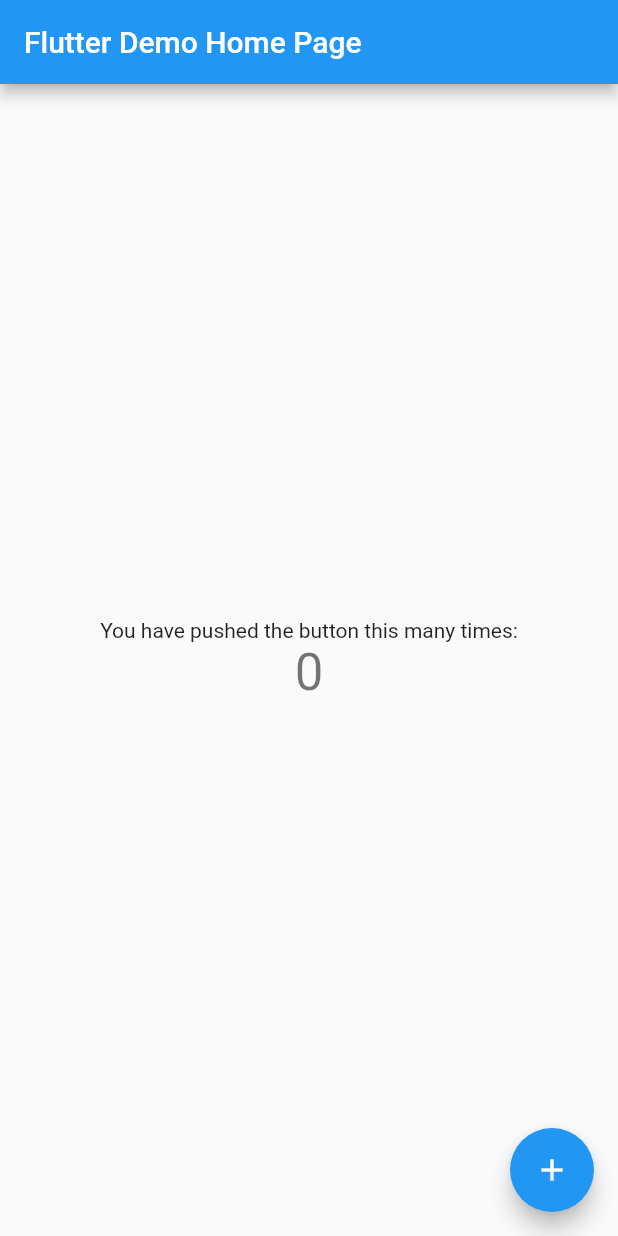
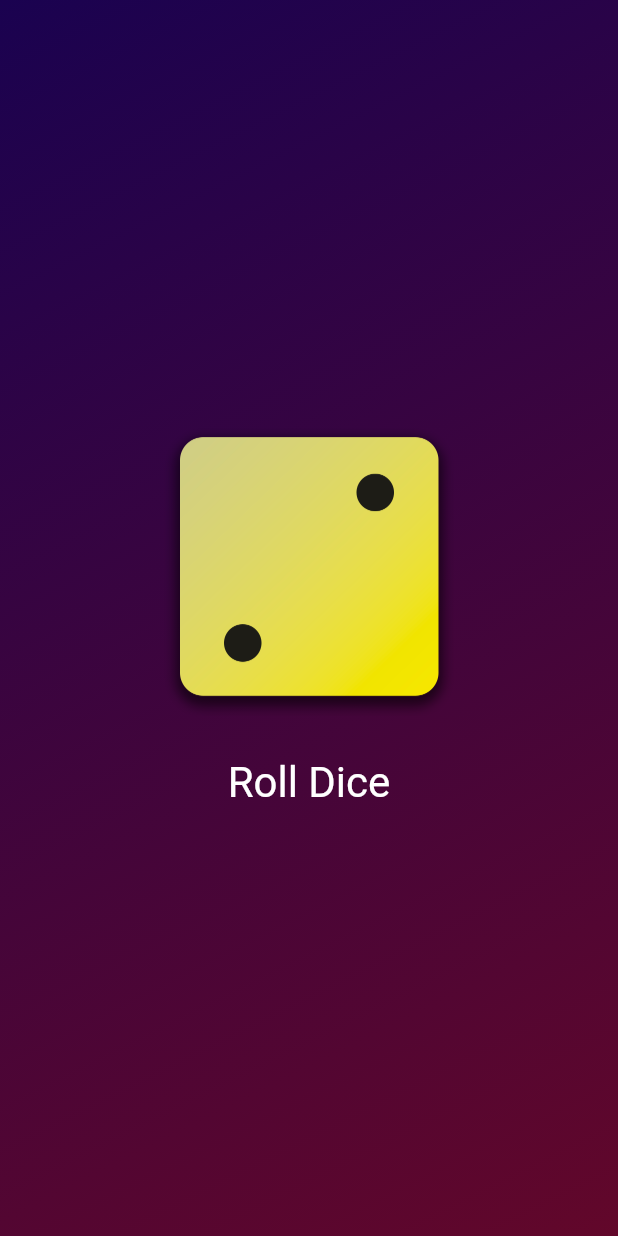
Before and after one commit to HappyFeed/roll_dice_app, a Flutter app: the screen it shows after launch, on a phone screen of 412 x 824 dp. Run offline on Flutter 3.47's test engine with Material 2 defaults, Android fonts, the phone set to English and light mode, and no system bars.

Commit message:
roll dice done

```diff
--- /dev/null
+++ b/lib/dice_roller.dart
@@ -0,0 +1,44 @@
+import 'package:flutter/material.dart';
+import 'dart:math';
+
+final randomizer = Random();
+
+class DiceRoller extends StatefulWidget {
+  const DiceRoller({super.key});
+
+  @override
+  State<DiceRoller> createState() => _DiceRollerState();
+}
+
+class _DiceRollerState extends State<DiceRoller> {
+  var activeDiceImage = 2;
+
+  void rollDice() {
+    setState(() {
+      activeDiceImage = randomizer.nextInt(6) + 1;
+    });
+  }
+
+  @override
+  Widget build(BuildContext context) {
+    return Column(
+      mainAxisSize: MainAxisSize.min,
+      children: [
+        Image.asset(
+          'assets/images/dice-$activeDiceImage.png',
+          width: 200,
+        ),
+        const SizedBox(
+          height: 20,
+        ),
+        TextButton(
+            onPressed: rollDice,
+            style: TextButton.styleFrom(
+              foregroundColor: Colors.white,
+              textStyle: const TextStyle(fontSize: 28),
+            ),
+            child: const Text('Roll Dice')),
+      ],
+    );
+  }
+}
--- /dev/null
+++ b/lib/gradient_container.dart
@@ -0,0 +1,27 @@
+import 'package:flutter/material.dart';
+import 'package:roll_dice_app/dice_roller.dart';
+
+const startAlignment = Alignment.topLeft;
+const endAlignment = Alignment.bottomRight;
+
+class GradientContainer extends StatelessWidget {
+  const GradientContainer({super.key, required this.colors});
+
+  final List<Color> colors;
+
+  @override
+  Widget build(context) {
+    return Container(
+      decoration: BoxDecoration(
+        gradient: LinearGradient(
+          colors: colors,
+          begin: startAlignment,
+          end: endAlignment,
+        ),
+      ),
+      child: Center(
+        child: DiceRoller(),
+      ),
+    );
+  }
+}
--- a/lib/main.dart
+++ b/lib/main.dart
@@ -1,115 +1,15 @@
 import 'package:flutter/material.dart';
+import 'package:roll_dice_app/gradient_container.dart';
 
 void main() {
-  runApp(const MyApp());
+  runApp(
+    const MaterialApp(
+      home: Scaffold(
+        body: GradientContainer(colors: [
+          Color.fromARGB(255, 26, 2, 80),
+          Color.fromARGB(255, 98, 7, 42)
+        ]),
+      ),
+    ),
+  );
 }
-
-class MyApp extends StatelessWidget {
-  const MyApp({super.key});
-
-  // This widget is the root of your application.
-  @override
-  Widget build(BuildContext context) {
-    return MaterialApp(
-      title: 'Flutter Demo',
-      theme: ThemeData(
-        // This is the theme of your application.
-        //
-        // Try running your application with "flutter run". You'll see the
-        // application has a blue toolbar. Then, without quitting the app, try
-        // changing the primarySwatch below to Colors.green and then invoke
-        // "hot reload" (press "r" in the console where you ran "flutter run",
-        // or simply save your changes to "hot reload" in a Flutter IDE).
-        // Notice that the counter didn't reset back to zero; the application
-        // is not restarted.
-        primarySwatch: Colors.blue,
-      ),
-      home: const MyHomePage(title: 'Flutter Demo Home Page'),
-    );
-  }
-}
-
-class MyHomePage extends StatefulWidget {
-  const MyHomePage({super.key, required this.title});
-
-  // This widget is the home page of your application. It is stateful, meaning
-  // that it has a State object (defined below) that contains fields that affect
-  // how it looks.
-
-  // This class is the configuration for the state. It holds the values (in this
-  // case the title) provided by the parent (in this case the App widget) and
-  // used by the build method of the State. Fields in a Widget subclass are
-  // always marked "final".
-
-  final String title;
-
-  @override
-  State<MyHomePage> createState() => _MyHomePageState();
-}
-
-class _MyHomePageState extends State<MyHomePage> {
-  int _counter = 0;
-
-  void _incrementCounter() {
-    setState(() {
-      // This call to setState tells the Flutter framework that something has
-      // changed in this State, which causes it to rerun the build method below
-      // so that the display can reflect the updated values. If we changed
-      // _counter without calling setState(), then the build method would not be
-      // called again, and so nothing would appear to happen.
-      _counter++;
-    });
-  }
-
-  @override
-  Widget build(BuildContext context) {
-    // This method is rerun every time setState is called, for instance as done
-    // by the _incrementCounter method above.
-    //
-    // The Flutter framework has been optimized to make rerunning build methods
-    // fast, so that you can just rebuild anything that needs updating rather
-    // than having to individually change instances of widgets.
-    return Scaffold(
-      appBar: AppBar(
-        // Here we take the value from the MyHomePage object that was created by
-        // the App.build method, and use it to set our appbar title.
-        title: Text(widget.title),
-      ),
-      body: Center(
-        // Center is a layout widget. It takes a single child and positions it
-        // in the middle of the parent.
-        child: Column(
-          // Column is also a layout widget. It takes a list of children and
-          // arranges them vertically. By default, it sizes itself to fit its
-          // children horizontally, and tries to be as tall as its parent.
-          //
-          // Invoke "debug painting" (press "p" in the console, choose the
-          // "Toggle Debug Paint" action from the Flutter Inspector in Android
-          // Studio, or the "Toggle Debug Paint" command in Visual Studio Code)
-          // to see the wireframe for each widget.
-          //
-          // Column has various properties to control how it sizes itself and
-          // how it positions its children. Here we use mainAxisAlignment to
-          // center the children vertically; the main axis here is the vertical
-          // axis because Columns are vertical (the cross axis would be
-          // horizontal).
-          mainAxisAlignment: MainAxisAlignment.center,
-          children: <Widget>[
-            const Text(
-              'You have pushed the button this many times:',
-            ),
-            Text(
-              '$_counter',
-              style: Theme.of(context).textTheme.headline4,
-            ),
-          ],
-        ),
-      ),
-      floatingActionButton: FloatingActionButton(
-        onPressed: _incrementCounter,
-        tooltip: 'Increment',
-        child: const Icon(Icons.add),
-      ), // This trailing comma makes auto-formatting nicer for build methods.
-    );
-  }
-}
--- /dev/null
+++ b/lib/styled_text.dart
@@ -0,0 +1,18 @@
+import 'package:flutter/material.dart';
+
+class StyledText extends StatelessWidget {
+  const StyledText(this.text, {super.key});
+
+  final String text;
+
+  @override
+  Widget build(BuildContext context) {
+    return Text(
+      text,
+      style: const TextStyle(
+        color: Colors.white,
+        fontSize: 28,
+      ),
+    );
+  }
+}
```
Also changed, not shown: pubspec.yaml (+7 -3 lines), assets/images/dice-1.png (added), assets/images/dice-2.png (added), assets/images/dice-3.png (added), assets/images/dice-4.png (added), assets/images/dice-5.png (added), assets/images/dice-6.png (added), pubspec.lock.
